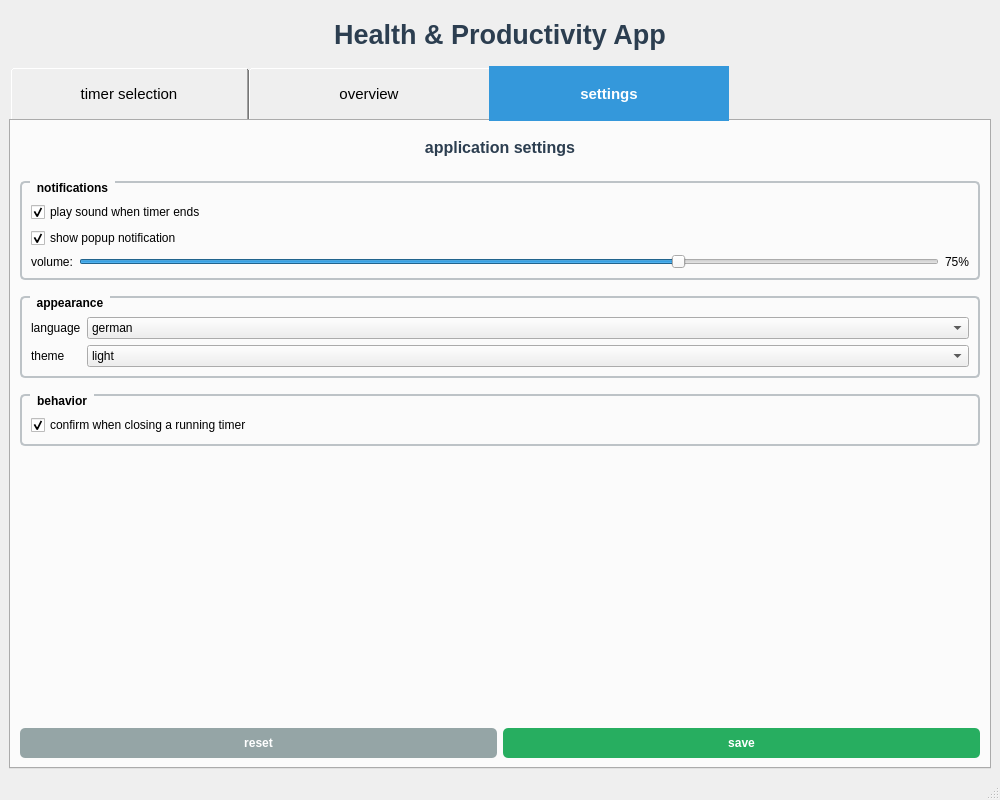
AlexanderKaess/HealthAndProductivityAssistant, file ui/MainWindow.ui: the form before one commit.
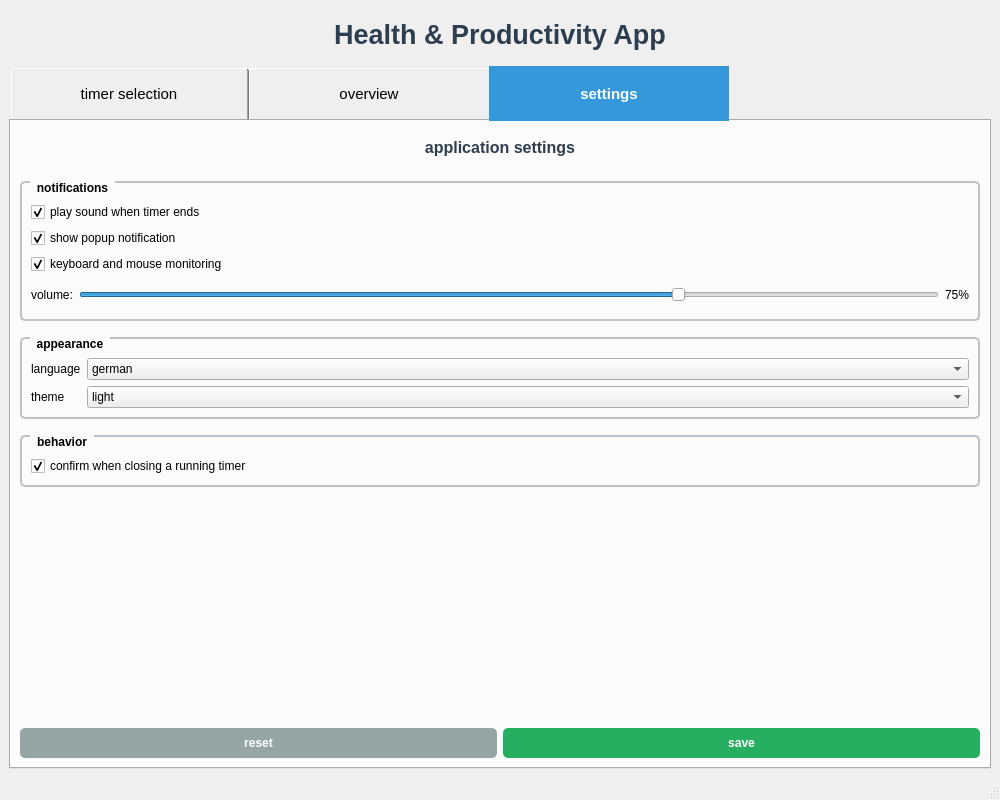
The form after the commit. The open tabs and pages were chosen to show the change.

Commit message: add inactivity monitoring

What changed in the file:
```diff
--- a/ui/MainWindow.ui
+++ b/ui/MainWindow.ui
@@ -252,14 +252,26 @@
         </item>
         <item>
          <widget class="QGroupBox" name="notificationGroup">
+          <property name="minimumSize">
+           <size>
+            <width>0</width>
+            <height>150</height>
+           </size>
+          </property>
+          <property name="maximumSize">
+           <size>
+            <width>16777215</width>
+            <height>150</height>
+           </size>
+          </property>
           <property name="styleSheet">
            <string>QGroupBox { font-weight: bold; border: 2px solid #bdc3c7; border-radius: 5px; margin-top: 10px; padding-top: 10px; } QGroupBox::title { left: 10px; padding: 0 5px; }</string>
           </property>
           <property name="title">
            <string>notifications</string>
           </property>
-          <layout class="QVBoxLayout" name="notificationLayout">
-           <item>
+          <layout class="QGridLayout" name="gridLayout">
+           <item row="0" column="0">
             <widget class="QCheckBox" name="soundCheckBox">
              <property name="enabled">
               <bool>true</bool>
@@ -282,7 +294,17 @@
              </property>
             </widget>
            </item>
-           <item>
+           <item row="2" column="0">
+            <widget class="QCheckBox" name="monitoringCheckBox">
+             <property name="text">
+              <string>keyboard and mouse monitoring</string>
+             </property>
+             <property name="checked">
+              <bool>true</bool>
+             </property>
+            </widget>
+           </item>
+           <item row="3" column="0">
             <layout class="QHBoxLayout" name="volumeLayout">
              <item>
               <widget class="QLabel" name="volumeLabel">
```
Left out of the diff: 4 changed lines with no effect on the pictures.
